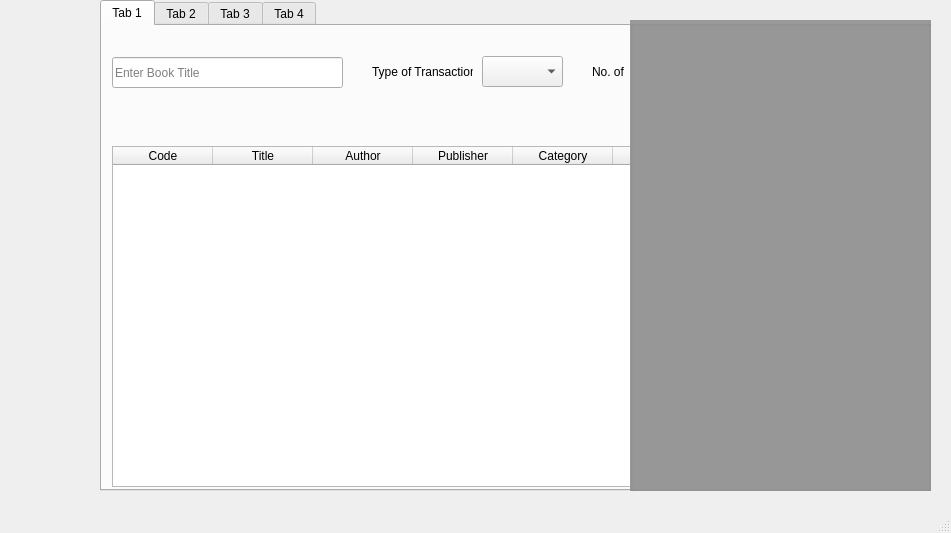
This is library.ui in gautamsood15/lib_mgmt_system as Qt 5 draws it before an edit. The edited form follows.
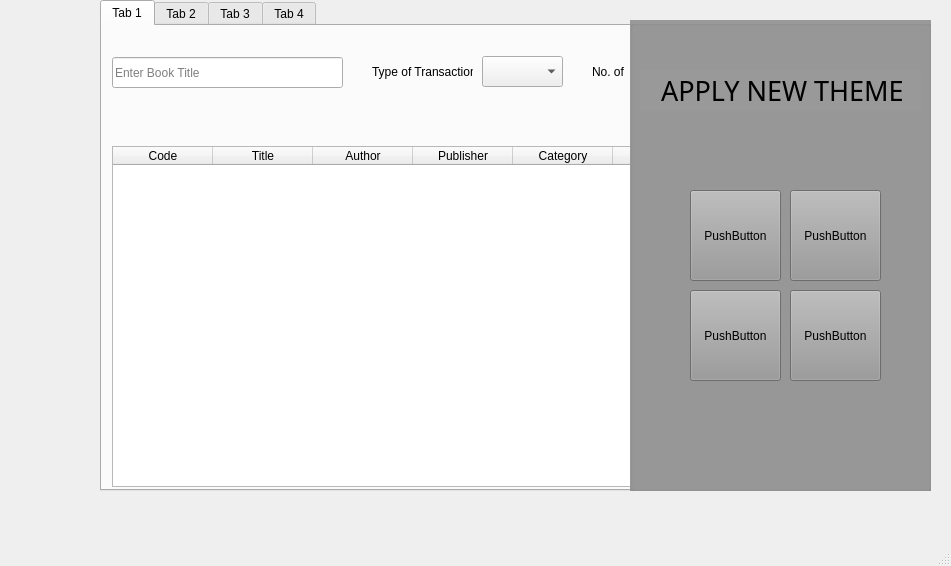
This is the edited form. The open tabs and pages were chosen to show the change. Icons and pictures are not drawn.

What changed in the file:
```diff
--- a/library.ui
+++ b/library.ui
@@ -7,7 +7,7 @@
     <x>0</x>
     <y>0</y>
     <width>951</width>
-    <height>533</height>
+    <height>566</height>
    </rect>
   </property>
   <property name="windowTitle">
@@ -1286,12 +1286,96 @@
       <height>471</height>
      </rect>
     </property>
+    <property name="font">
+     <font>
+      <pointsize>8</pointsize>
+      <weight>50</weight>
+      <bold>false</bold>
+     </font>
+    </property>
     <property name="styleSheet">
      <string notr="true">background-color: rgb(153, 153, 153);</string>
     </property>
     <property name="title">
      <string/>
     </property>
+    <widget class="QLabel" name="label_35">
+     <property name="geometry">
+      <rect>
+       <x>10</x>
+       <y>50</y>
+       <width>281</width>
+       <height>41</height>
+      </rect>
+     </property>
+     <property name="font">
+      <font>
+       <family>Century Gothic</family>
+       <pointsize>20</pointsize>
+       <weight>50</weight>
+       <italic>false</italic>
+       <bold>false</bold>
+       <underline>false</underline>
+       <strikeout>false</strikeout>
+       <kerning>true</kerning>
+      </font>
+     </property>
+     <property name="text">
+      <string>   APPLY NEW THEME </string>
+     </property>
+    </widget>
+    <widget class="QPushButton" name="pushButton_8">
+     <property name="geometry">
+      <rect>
+       <x>160</x>
+       <y>170</y>
+       <width>91</width>
+       <height>91</height>
+      </rect>
+     </property>
+     <property name="text">
+      <string>PushButton</string>
+     </property>
+    </widget>
+    <widget class="QPushButton" name="pushButton_18">
+     <property name="geometry">
+      <rect>
+       <x>60</x>
+       <y>170</y>
+       <width>91</width>
+       <height>91</height>
+      </rect>
+     </property>
+     <property name="text">
+      <string>PushButton</string>
+     </property>
+    </widget>
+    <widget class="QPushButton" name="pushButton_19">
+     <property name="geometry">
+      <rect>
+       <x>160</x>
+       <y>270</y>
+       <width>91</width>
+       <height>91</height>
+      </rect>
+     </property>
+     <property name="text">
+      <string>PushButton</string>
+     </property>
+    </widget>
+    <widget class="QPushButton" name="pushButton_20">
+     <property name="geometry">
+      <rect>
+       <x>60</x>
+       <y>270</y>
+       <width>91</width>
+       <height>91</height>
+      </rect>
+     </property>
+     <property name="text">
+      <string>PushButton</string>
+     </property>
+    </widget>
    </widget>
   </widget>
   <widget class="QMenuBar" name="menubar">
```
Left out of the diff: 2 changed lines with no effect on the pictures.
